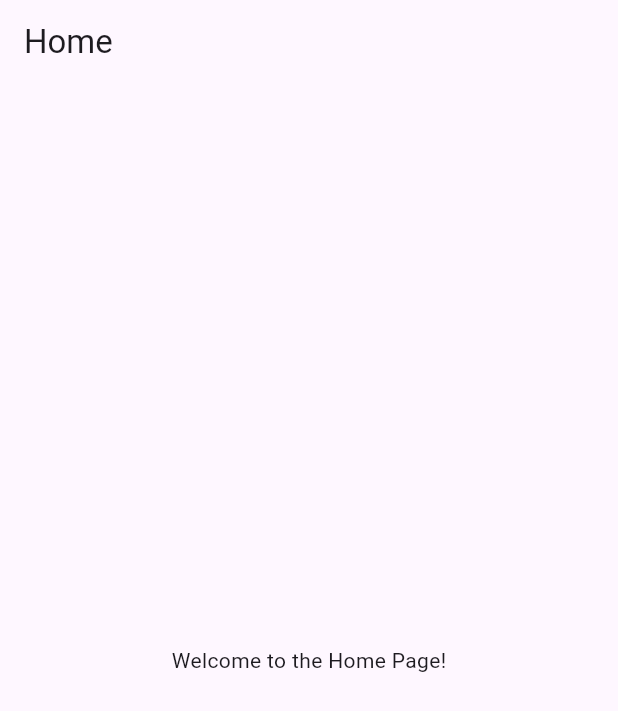
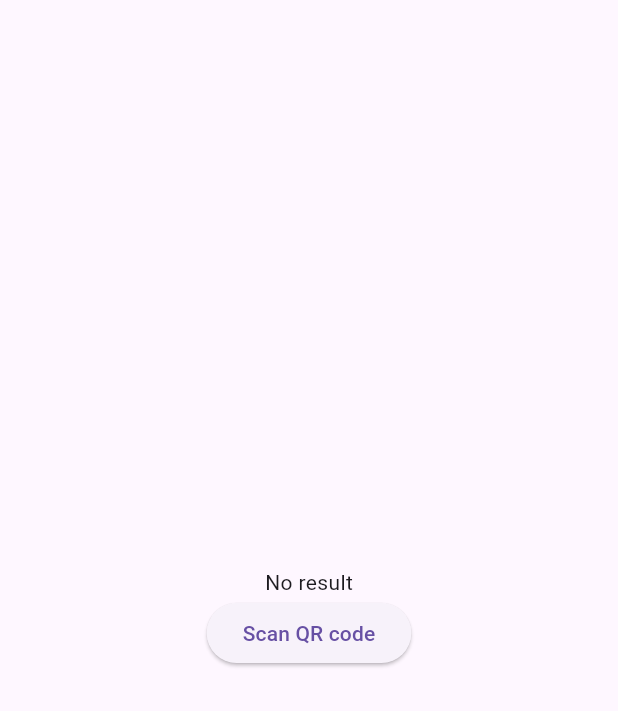
Before and after one commit to rayloveshacking/C5_Threat_Detector, a Flutter app: the HomeView screen opened directly, on a phone screen of 412 x 824 dp. Shown: the top 711 px of the screen. Run offline on Flutter 3.47's test engine with Material 3 defaults, Android fonts, the phone set to English and light mode, and no system bars; our stand-ins replace firebase_auth, firebase_core; missing offline and left inert: mobile_scanner; accounts and stored records are empty.

Commit message:
Final Change

```diff
--- a/lib/usage/usage.dart
+++ b/lib/usage/usage.dart
@@ -1,23 +1,40 @@
 import 'package:flutter/material.dart';
+import 'package:flutter_application_1/qr_code_scanner.dart';
 
-class HomeView extends StatefulWidget {
-  const HomeView({super.key});
+void main() => runApp(const MyApp());
+
+class MyApp extends StatelessWidget {
+  const MyApp({super.key});
 
   @override
-  _HomeViewState createState() =>  _HomeViewState();
+  Widget build(BuildContext context) {
+    return const MaterialApp(
+      home: HomeView(),
+    );
+  }
 }
 
-class  _HomeViewState extends State <HomeView> {
-
+class HomeView extends StatelessWidget {
+  const HomeView({super.key});
 
   @override
   Widget build(BuildContext context) {
     return Scaffold(
-      appBar: AppBar(
-        title: const Text('Home'),
-      ),
-      body: const Center(
-        child: Text('Welcome to the Home Page!'),
+      body: Center(
+        child: Column(
+          mainAxisAlignment: MainAxisAlignment.center,
+          children: [
+            const Text('No result'),
+            ElevatedButton(
+              child: const Text('Scan QR code'),
+              onPressed: () => Navigator.of(context).push(
+                MaterialPageRoute(
+                  builder: (context) => QrCodeScanner(),
+                ),
+              ),
+            ),
+          ],
+        ),
       ),
     );
   }
--- a/pubspec.yaml
+++ b/pubspec.yaml
@@ -39,6 +39,7 @@ dependencies:
   firebase_core: ^3.4.0
   cloud_firestore: ^5.3.0
   firebase_analytics: ^11.3.0
+  mobile_scanner: ^5.2.1
 
 dev_dependencies:
   flutter_test:
```
Also changed, not shown: lib/qr_code_scanner.dart (added, +22 -0 lines), pubspec.lock, 1 other file.
